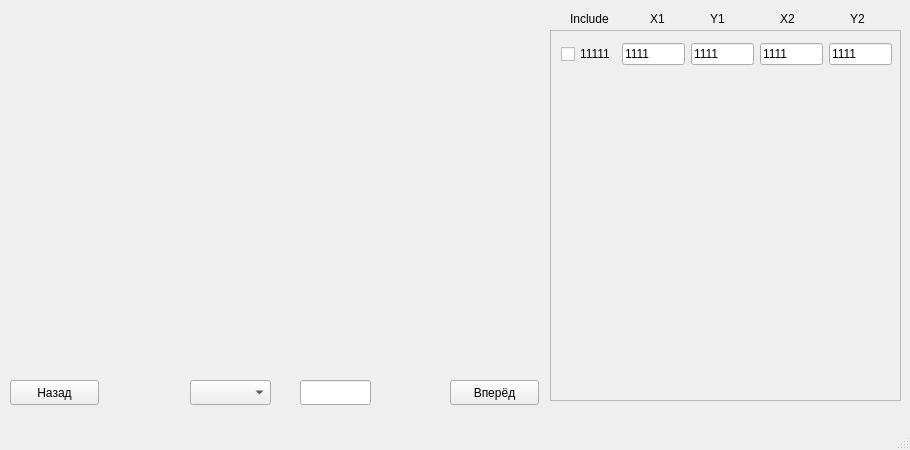
First picture: the form in utils/data_utils/data_viewer/ui/viewer.ui, repository Enot3811/text_detection, before the edit.
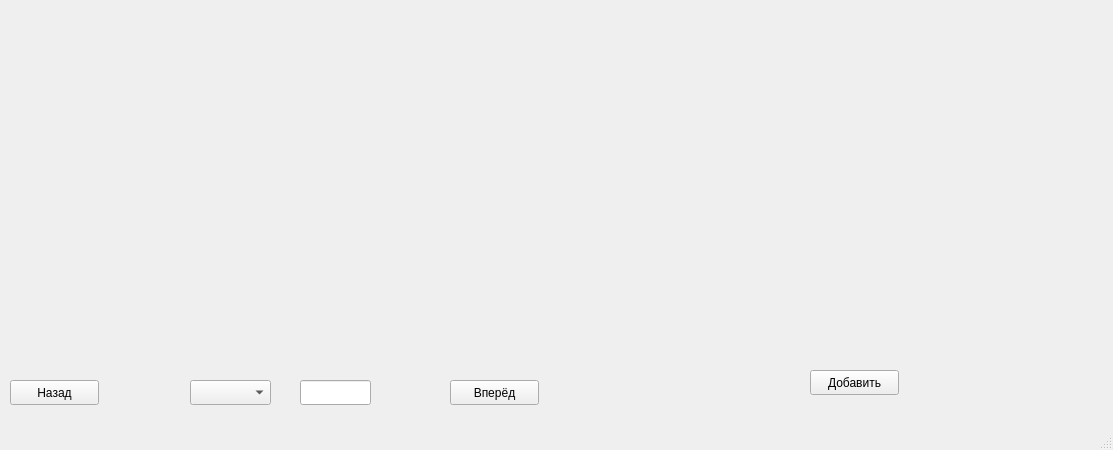
Second picture: the form after the edit.

```diff
--- a/utils/data_utils/data_viewer/ui/viewer.ui
+++ b/utils/data_utils/data_viewer/ui/viewer.ui
@@ -6,7 +6,7 @@
    <rect>
     <x>0</x>
     <y>0</y>
-    <width>910</width>
+    <width>1113</width>
     <height>450</height>
    </rect>
   </property>
@@ -69,172 +69,7 @@
      <bool>true</bool>
     </property>
    </widget>
-   <widget class="QLabel" name="label">
-    <property name="geometry">
-     <rect>
-      <x>570</x>
-      <y>10</y>
-      <width>51</width>
-      <height>17</height>
-     </rect>
-    </property>
-    <property name="text">
-     <string>Include</string>
-    </property>
-   </widget>
-   <widget class="QLabel" name="label_2">
-    <property name="geometry">
-     <rect>
-      <x>650</x>
-      <y>10</y>
-      <width>21</width>
-      <height>17</height>
-     </rect>
-    </property>
-    <property name="text">
-     <string>X1</string>
-    </property>
-   </widget>
-   <widget class="QLabel" name="label_3">
-    <property name="geometry">
-     <rect>
-      <x>710</x>
-      <y>10</y>
-      <width>21</width>
-      <height>17</height>
-     </rect>
-    </property>
-    <property name="text">
-     <string>Y1</string>
-    </property>
-   </widget>
-   <widget class="QLabel" name="label_4">
-    <property name="geometry">
-     <rect>
-      <x>780</x>
-      <y>10</y>
-      <width>21</width>
-      <height>17</height>
-     </rect>
-    </property>
-    <property name="text">
-     <string>X2</string>
-    </property>
-   </widget>
-   <widget class="QLabel" name="label_5">
-    <property name="geometry">
-     <rect>
-      <x>850</x>
-      <y>10</y>
-      <width>21</width>
-      <height>17</height>
-     </rect>
-    </property>
-    <property name="text">
-     <string>Y2</string>
-    </property>
-   </widget>
-   <widget class="QScrollArea" name="annotations_scroll_panel">
-    <property name="geometry">
-     <rect>
-      <x>550</x>
-      <y>30</y>
-      <width>351</width>
-      <height>371</height>
-     </rect>
-    </property>
-    <property name="widgetResizable">
-     <bool>true</bool>
-    </property>
-    <widget class="QWidget" name="scrollAreaWidgetContents">
-     <property name="geometry">
-      <rect>
-       <x>0</x>
-       <y>0</y>
-       <width>349</width>
-       <height>369</height>
-      </rect>
-     </property>
-     <widget class="QWidget" name="">
-      <property name="geometry">
-       <rect>
-        <x>10</x>
-        <y>10</y>
-        <width>331</width>
-        <height>27</height>
-       </rect>
-      </property>
-      <layout class="QHBoxLayout" name="horizontalLayout">
-       <item>
-        <widget class="QCheckBox" name="checkBox">
-         <property name="sizePolicy">
-          <sizepolicy hsizetype="Fixed" vsizetype="Fixed">
-           <horstretch>0</horstretch>
-           <verstretch>0</verstretch>
-          </sizepolicy>
-         </property>
-         <property name="text">
-          <string>11111</string>
-         </property>
-        </widget>
-       </item>
-       <item>
-        <widget class="QLineEdit" name="lineEdit">
-         <property name="sizePolicy">
-          <sizepolicy hsizetype="Fixed" vsizetype="Fixed">
-           <horstretch>0</horstretch>
-           <verstretch>0</verstretch>
-          </sizepolicy>
-         </property>
-         <property name="text">
-          <string>1111</string>
-         </property>
-        </widget>
-       </item>
-       <item>
-        <widget class="QLineEdit" name="lineEdit_2">
-         <property name="sizePolicy">
-          <sizepolicy hsizetype="Fixed" vsizetype="Fixed">
-           <horstretch>0</horstretch>
-           <verstretch>0</verstretch>
-          </sizepolicy>
-         </property>
-         <property name="text">
-          <string>1111</string>
-         </property>
-        </widget>
-       </item>
-       <item>
-        <widget class="QLineEdit" name="lineEdit_3">
-         <property name="sizePolicy">
-          <sizepolicy hsizetype="Fixed" vsizetype="Fixed">
-           <horstretch>0</horstretch>
-           <verstretch>0</verstretch>
-          </sizepolicy>
-         </property>
-         <property name="text">
-          <string>1111</string>
-         </property>
-        </widget>
-       </item>
-       <item>
-        <widget class="QLineEdit" name="lineEdit_4">
-         <property name="sizePolicy">
-          <sizepolicy hsizetype="Fixed" vsizetype="Fixed">
-           <horstretch>0</horstretch>
-           <verstretch>0</verstretch>
-          </sizepolicy>
-         </property>
-         <property name="text">
-          <string>1111</string>
-         </property>
-        </widget>
-       </item>
-      </layout>
-     </widget>
-    </widget>
-   </widget>
-   <widget class="QComboBox" name="set_comboBox">
+   <widget class="QComboBox" name="SetComboBox">
     <property name="geometry">
      <rect>
       <x>190</x>
@@ -244,6 +79,34 @@
      </rect>
     </property>
    </widget>
+   <widget class="QPushButton" name="AddButton">
+    <property name="geometry">
+     <rect>
+      <x>810</x>
+      <y>370</y>
+      <width>89</width>
+      <height>25</height>
+     </rect>
+    </property>
+    <property name="text">
+     <string>Добавить</string>
+    </property>
+   </widget>
+   <widget class="QWidget" name="verticalLayoutWidget">
+    <property name="geometry">
+     <rect>
+      <x>560</x>
+      <y>10</y>
+      <width>551</width>
+      <height>351</height>
+     </rect>
+    </property>
+    <layout class="QVBoxLayout" name="TableLayout">
+     <property name="spacing">
+      <number>0</number>
+     </property>
+    </layout>
+   </widget>
   </widget>
   <widget class="QMenuBar" name="menubar">
    <property name="geometry">
```
Left out of the diff: 8 changed lines with no effect on the pictures.
